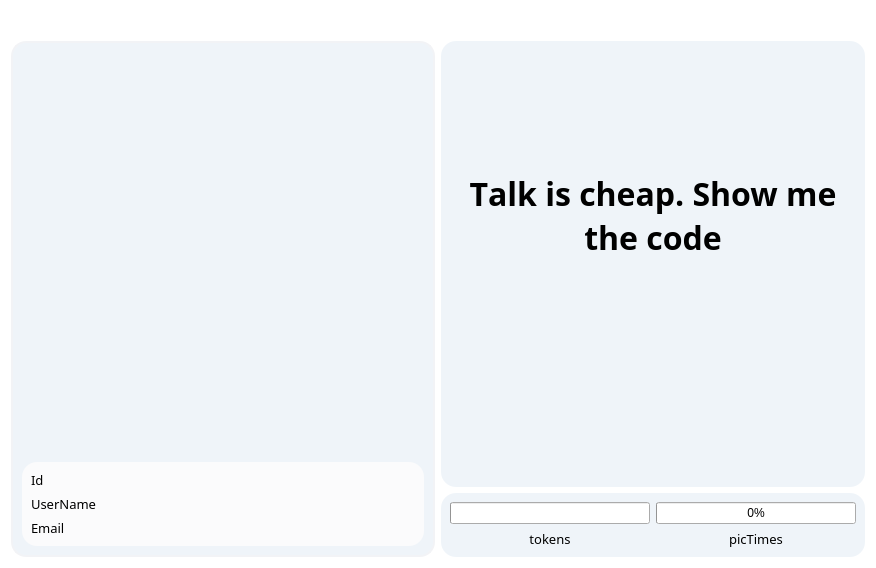
Qt form Templates/user_info.ui (thetheorange/AiProject) before a commit.
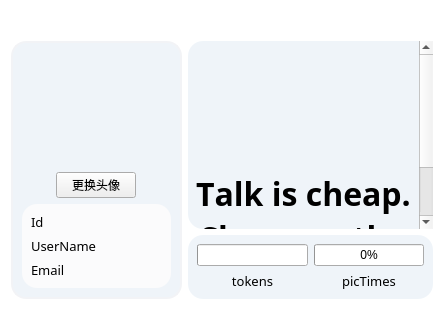
The same form after that commit. Custom widgets are drawn as their Qt base class.

Commit message: test:改头像

The edit to the form file:
```diff
--- a/Templates/user_info.ui
+++ b/Templates/user_info.ui
@@ -6,8 +6,8 @@
    <rect>
     <x>0</x>
     <y>0</y>
-    <width>876</width>
-    <height>568</height>
+    <width>444</width>
+    <height>310</height>
    </rect>
   </property>
   <property name="windowTitle">
@@ -88,6 +88,19 @@
               </property>
              </spacer>
             </item>
+            <item>
+             <spacer name="verticalSpacer_2">
+              <property name="orientation">
+               <enum>Qt::Vertical</enum>
+              </property>
+              <property name="sizeHint" stdset="0">
+               <size>
+                <width>20</width>
+                <height>40</height>
+               </size>
+              </property>
+             </spacer>
+            </item>
             <item>
              <widget class="AvatarWidget" name="avatar"/>
             </item>
@@ -119,6 +132,43 @@
             </item>
            </layout>
           </item>
+          <item>
+           <layout class="QHBoxLayout" name="horizontalLayout">
+            <item>
+             <spacer name="horizontalSpacer_4">
+              <property name="orientation">
+               <enum>Qt::Horizontal</enum>
+              </property>
+              <property name="sizeHint" stdset="0">
+               <size>
+                <width>40</width>
+                <height>20</height>
+               </size>
+              </property>
+             </spacer>
+            </item>
+            <item>
+             <widget class="PushButton" name="change_avatar_button">
+              <property name="text">
+               <string>更换头像</string>
+              </property>
+             </widget>
+            </item>
+            <item>
+             <spacer name="horizontalSpacer_5">
+              <property name="orientation">
+               <enum>Qt::Horizontal</enum>
+              </property>
+              <property name="sizeHint" stdset="0">
+               <size>
+                <width>40</width>
+                <height>20</height>
+               </size>
+              </property>
+             </spacer>
+            </item>
+           </layout>
+          </item>
           <item>
            <layout class="QVBoxLayout" name="verticalLayout_5">
             <item>
@@ -295,6 +345,11 @@
   </layout>
  </widget>
  <customwidgets>
+  <customwidget>
+   <class>PushButton</class>
+   <extends>QPushButton</extends>
+   <header>qfluentwidgets</header>
+  </customwidget>
   <customwidget>
    <class>ImageLabel</class>
    <extends>QLabel</extends>
```
The commit also changes 1 other file.
